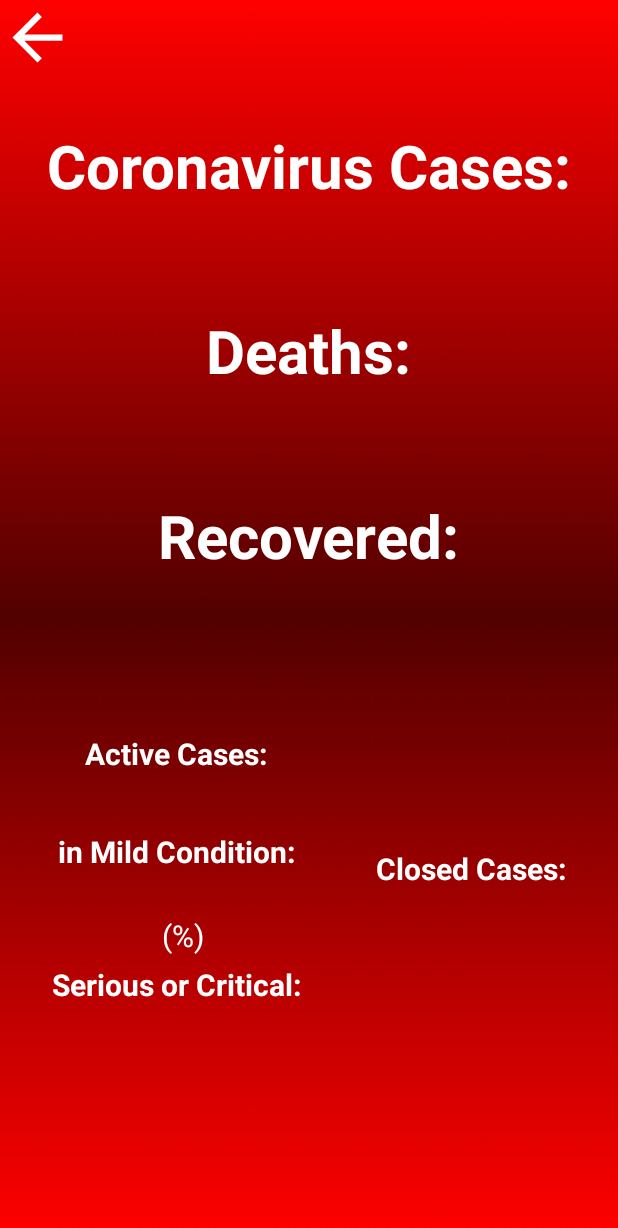
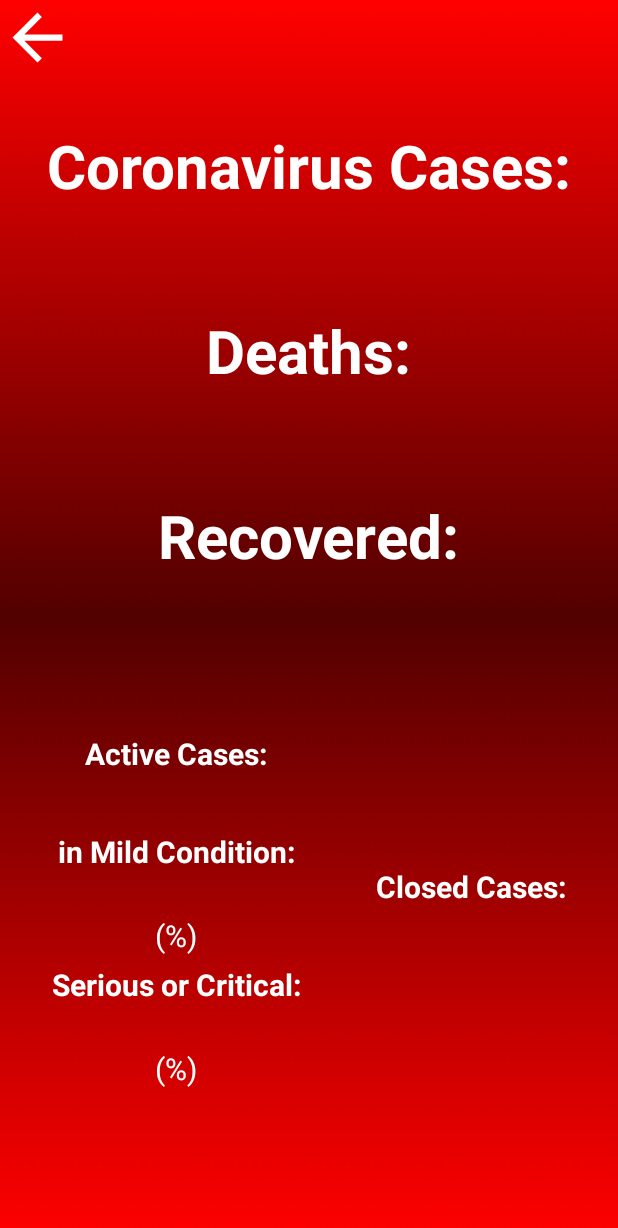
Before and after one commit to andytubeee/android-coronavirus-counter, an Android app: the CanadaActivity screen opened directly, with no data from a screen before it, on a phone screen of 412 x 824 dp. Shown: the top 1228 px of the screen. Run offline under Robolectric (Android 15) with nearby library versions, the phone set to English and light mode, and no system bars.

Commit message:
Fixed Canada's percentage

```diff
--- a/app/src/main/java/com/beginner/coronaviruscounter/CanadaActivity.java
+++ b/app/src/main/java/com/beginner/coronaviruscounter/CanadaActivity.java
@@ -58,7 +58,8 @@ public class CanadaActivity extends AppCompatActivity {
                     Elements links = doc.select("#maincounter-wrap > div > span");
                     Elements active_death_Link = doc.select("div[class=\"number-table-main\"]");
                     Elements mildLink = doc.select("span[class=\"number-table\"]");
-                    Elements percent = doc.select("body > div:nth-child(11) > div:nth-child(2) > div.col-md-8 > div > div.row > div:nth-child(1) > div > div.panel-body > div > div.panel_front > div:nth-child(3) > div:nth-child(1) > strong");
+                    Element percent = doc.select("strong").first();
+                    Element seriousPercentHtml = doc.select("body > div:nth-child(11) > div:nth-child(2) > div.col-md-8 > div > div.row > div:nth-child(1) > div > div.panel-body > div > div.panel_front > div:nth-child(3) > div:nth-child(2) > strong").first();
 
                     totalCount.append(links.html().toString().split("\n")[0]);
                     deathCount.append(links.html().toString().split("\n")[1]);
@@ -67,8 +68,8 @@ public class CanadaActivity extends AppCompatActivity {
                     closedCount.append(active_death_Link.html().toString().split("\n")[1]);
                     mildCount.append(mildLink.html().toString().split("\n")[0]);
                     seriousCount.append(mildLink.html().toString().split("\n")[1]);
-                    mildPercent.append(percent.html());
-
+                    mildPercent.append(percent.text());
+                    seriousPercent.append(100-Integer.parseInt(mildPercent.toString()));
                 }catch (Exception e){
                     e.printStackTrace();
                 }
@@ -81,8 +82,9 @@ public class CanadaActivity extends AppCompatActivity {
                             recoveredCaseLabel.setText(recoveredCount.toString());
                             activeCaseLabel.setText(activeCount.toString());
                             closedCaseLabel.setText(closedCount.toString());
-                            mildCaseLabel.setText(mildCount.toString()+"\n  ("+mildPercent.toString()+"%)");
-                            seriousCaseLabel.setText(seriousCount.toString());
+                            mildCaseLabel.setText(" "+mildCount.toString()+"\n("+mildPercent.toString()+"%)");
+                            seriousCaseLabel.setText("  "+seriousCount.toString()+"\n("+seriousPercent.toString()+"%)");
+
                         }catch (Exception e){
                             e.printStackTrace();
                         }
```
